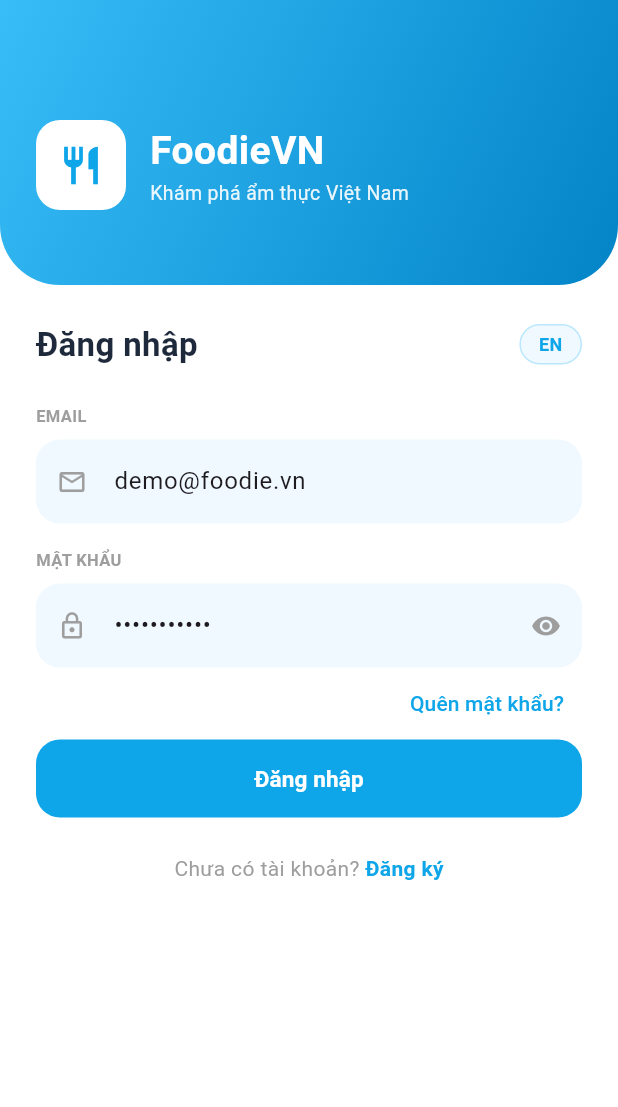
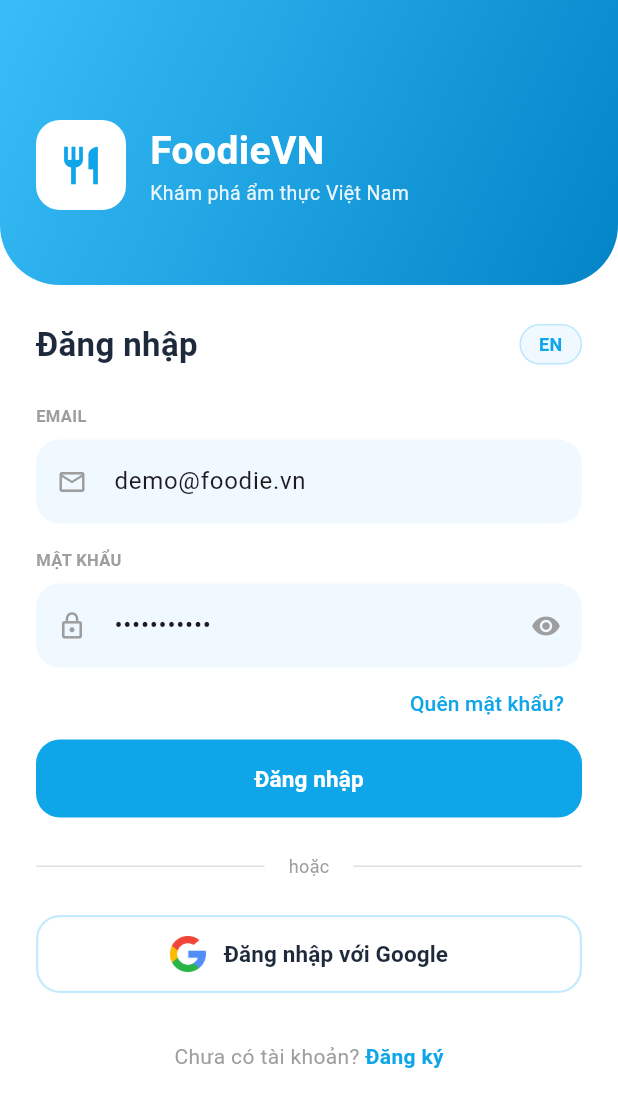
Before and after one commit to Huydinhlee1234/app_an_ngon, a Flutter app: the screen it shows after launch, on a phone screen of 412 x 824 dp. Shown: the top 1107 px of the screen. Run offline on Flutter 3.47's test engine with Material 3 defaults, Android fonts, the phone set to English and light mode, and no system bars; our stand-ins replace cloud_firestore, firebase_auth, firebase_core, get_it, google_sign_in; accounts and stored records are empty.

Commit message:
update login Google

```diff
--- a/lib/interfaces/repositories/iauth_repository.dart
+++ b/lib/interfaces/repositories/iauth_repository.dart
@@ -4,5 +4,6 @@
   Future<UserEntity?> getCurrentUser();
   Future<UserEntity?> loginWithEmail(String email, String password);
   Future<UserEntity?> registerWithEmail(String name, String email, String password);
+  Future<UserEntity?> loginWithGoogle();
   Future<void> logout();
 }
--- a/lib/views/auth/login_page.dart
+++ b/lib/views/auth/login_page.dart
@@ -19,6 +19,7 @@
   bool _showPass = false;
   String _error = '';
 
+  // Hàm đăng nhập Email/Password
   void _handleLogin() async {
     if (_emailController.text.isEmpty || _passwordController.text.isEmpty) return;
 
@@ -32,6 +33,20 @@
     }
   }
 
+  // Hàm đăng nhập Google
+  void _handleGoogleLogin() async {
+    final authVM = Provider.of<AuthViewModel>(context, listen: false);
+    final success = await authVM.loginGoogle();
+
+    if (success && mounted) {
+      Navigator.pushReplacement(context, MaterialPageRoute(builder: (_) => const MainLayout()));
+    } else {
+      if (authVM.errorMessage != null) {
+        setState(() => _error = authVM.errorMessage!);
+      }
+    }
+  }
+
   @override
   Widget build(BuildContext context) {
     final authVM = Provider.of<AuthViewModel>(context);
@@ -41,7 +56,7 @@
       body: SingleChildScrollView(
         child: Column(
           children: [
-            // Header Gradient
+            // --- HEADER GRADIENT ---
             Container(
               width: double.infinity,
               padding: const EdgeInsets.only(top: 80, bottom: 50, left: 24, right: 24),
@@ -61,18 +76,30 @@
                     child: const Icon(Icons.restaurant, color: AppColors.primary, size: 30),
                   ),
                   const SizedBox(width: 16),
-                  Column(
-                    crossAxisAlignment: CrossAxisAlignment.start,
-                    children: [
-                      const Text(AppConstants.appName, style: TextStyle(color: Colors.white, fontSize: 26, fontWeight: FontWeight.bold)),
-                      Text(AppConstants.appSlogan, style: TextStyle(color: Colors.white.withValues(alpha: 0.9), fontSize: 13)),
-                    ],
+
+                  // BỌC EXPANDED ĐỂ CHỐNG TRÀN CHỮ THEO CHIỀU NGANG
+                  Expanded(
+                    child: Column(
+                      crossAxisAlignment: CrossAxisAlignment.start,
+                      children: [
+                        const Text(
+                            AppConstants.appName,
+                            style: TextStyle(color: Colors.white, fontSize: 26, fontWeight: FontWeight.bold)
+                        ),
+                        Text(
+                          AppConstants.appSlogan,
+                          style: TextStyle(color: Colors.white.withValues(alpha: 0.9), fontSize: 13),
+                          maxLines: 1, // Ép chỉ hiển thị 1 dòng
+                          overflow: TextOverflow.ellipsis, // Nếu dài quá sẽ hiện dấu ...
+                        ),
+                      ],
+                    ),
                   )
                 ],
               ),
             ),
 
-            // Form Content
+            // --- FORM CONTENT ---
             Padding(
               padding: const EdgeInsets.all(24.0),
               child: Column(
@@ -142,7 +169,7 @@
                     ),
                   ),
 
-                  // Login Button
+                  // Nút Đăng nhập thường
                   SizedBox(
                     width: double.infinity,
                     height: 52,
@@ -160,6 +187,56 @@
                   ),
 
                   const SizedBox(height: 24),
+
+                  // Divider "hoặc"
+                  Row(
+                    children: [
+                      Expanded(child: Divider(color: Colors.grey.shade300)),
+                      const Padding(
+                        padding: EdgeInsets.symmetric(horizontal: 16),
+                        child: Text('hoặc', style: TextStyle(color: AppColors.textSecondary, fontSize: 12)),
+                      ),
+                      Expanded(child: Divider(color: Colors.grey.shade300)),
+                    ],
+                  ),
+                  const SizedBox(height: 24),
+
+                  // --- NÚT ĐĂNG NHẬP GOOGLE ---
+                  SizedBox(
+                    width: double.infinity,
+                    height: 52,
+                    child: OutlinedButton(
+                      style: OutlinedButton.styleFrom(
+                        side: BorderSide(color: AppColors.gradientStart.withValues(alpha: 0.3), width: 1.5),
+                        shape: RoundedRectangleBorder(borderRadius: BorderRadius.circular(16)),
+                        backgroundColor: Colors.white,
+                      ),
+                      onPressed: authVM.isLoading ? null : _handleGoogleLogin,
+                      child: Row(
+                        mainAxisAlignment: MainAxisAlignment.center,
+                        mainAxisSize: MainAxisSize.min,
+                        children: [
+                          Image.asset(
+                            'assets/images/google.png',
+                            height: 24,
+                            width: 24,
+                          ),
+                          const SizedBox(width: 12),
+                          const Text(
+                            'Đăng nhập với Google',
+                            style: TextStyle(
+                              color: AppColors.textPrimary,
+                              fontWeight: FontWeight.w600,
+                              fontSize: 15,
+                            ),
+                          ),
+                        ],
+                      ),
+                    ),
+                  ),
+
+                  const SizedBox(height: 32),
+
                   Row(
                     mainAxisAlignment: MainAxisAlignment.center,
                     children: [
--- a/pubspec.yaml
+++ b/pubspec.yaml
@@ -39,6 +39,7 @@
   cloud_firestore: ^6.2.0
   provider: ^6.1.5+1
   get_it: ^9.2.1
+  google_sign_in: ^6.2.1
 
 dev_dependencies:
   flutter_test:
@@ -66,6 +67,8 @@
   # assets:
   #   - images/a_dot_burr.jpeg
   #   - images/a_dot_ham.jpeg
+  assets:
+    - assets/images/google.png
 
   # An image asset can refer to one or more resolution-specific "variants", see
   # https://flutter.dev/to/resolution-aware-images
```
Also changed, not shown: lib/data/implementations/repositories/auth_repository_impl.dart (+30 -0 lines), lib/viewmodels/auth/auth_viewmodel.dart (+17 -0 lines), assets/images/google.png (added), pubspec.lock, 1 other file.
